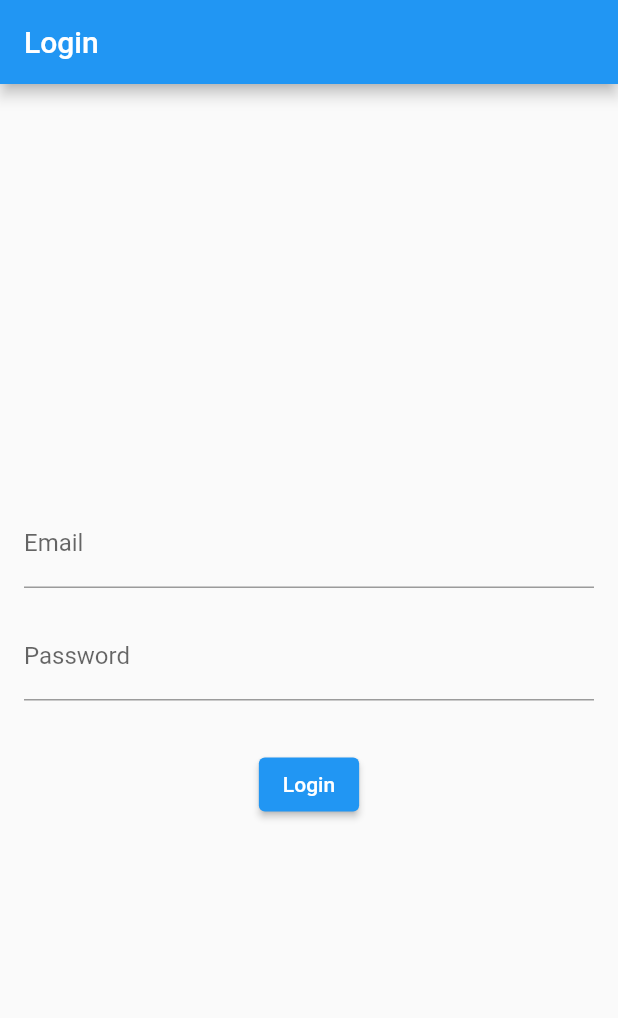
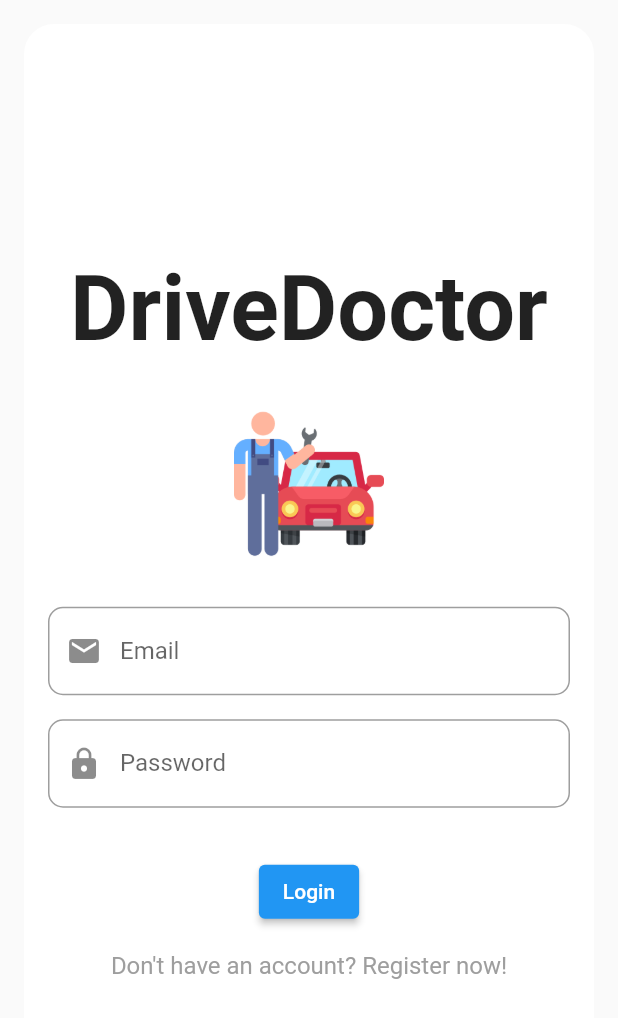
Before and after one commit to MobileApp-flutter/drivedoctor, a Flutter app: the screen it shows after launch, on a phone screen of 412 x 824 dp. Shown: the top 1018 px of the screen. Run offline on Flutter 3.47's test engine with Material 2 defaults, Android fonts, the light colour scheme and no system bars; our stand-ins replace firebase_auth, firebase_core, flutter_svg; accounts and stored records are empty.

Commit message:
updated login and main
Can login with firebase

```diff
--- a/lib/main.dart
+++ b/lib/main.dart
@@ -4,10 +4,12 @@ import 'package:firebase_auth/firebase_auth.dart';
 import 'package:firebase_core/firebase_core.dart';
 import 'package:flutter/material.dart';
 
+import 'firebase_options.dart';
+
 Future<void> main() async {
   // Initialize Firebase
   WidgetsFlutterBinding.ensureInitialized();
-  await Firebase.initializeApp();
+  await Firebase.initializeApp(options: DefaultFirebaseOptions.currentPlatform);
   runApp(MyApp());
 }
 
--- a/lib/screens/login/login.dart
+++ b/lib/screens/login/login.dart
@@ -59,37 +59,81 @@ class _LoginPageState extends State<LoginPage> {
   @override
   Widget build(BuildContext context) {
     return Scaffold(
-      appBar: AppBar(
-        title: const Text('Login'),
+      body: Container(
+        decoration: BoxDecoration(
+          borderRadius: BorderRadius.circular(20.0),
+          color: Colors.white,
         ),
-      body: Center(
-        child: _isLoading
-            ? const CircularProgressIndicator()
-            : Padding(
         padding: const EdgeInsets.all(16.0),
+        margin: const EdgeInsets.all(16.0),
+        child: Center(
+          child: SingleChildScrollView(
             child: Column(
               mainAxisAlignment: MainAxisAlignment.center,
               children: [
-                    TextField(
+                const Text(
+                  'DriveDoctor',
+                  style: TextStyle(
+                    fontSize: 60,
+                    fontWeight: FontWeight.bold,
+                  ),
+                ),
+                const SizedBox(height: 32.0),
+                Image.asset(
+                  'assets/garage.png',
+                  height: 100.0,
+                  width: 100.0,
+                ),
+                const SizedBox(height: 32.0),
+                TextFormField(
                   controller: _emailController,
                   decoration: InputDecoration(
                     labelText: 'Email',
+                    prefixIcon: Icon(Icons.email),
+                    border: OutlineInputBorder(
+                      borderRadius: BorderRadius.circular(10.0),
                     ),
                   ),
+                  validator: (value) {
+                    if (value == null || value.isEmpty) {
+                      return 'Please enter your email';
+                    }
+                    return null;
+                  },
+                ),
                 const SizedBox(height: 16.0),
-                    TextField(
+                TextFormField(
                   controller: _passwordController,
                   decoration: InputDecoration(
                     labelText: 'Password',
+                    prefixIcon: Icon(Icons.lock),
+                    border: OutlineInputBorder(
+                      borderRadius: BorderRadius.circular(10.0),
+                    ),
                   ),
                   obscureText: true,
+                  validator: (value) {
+                    if (value == null || value.isEmpty) {
+                      return 'Please enter your password';
+                    }
+                    return null;
+                  },
                 ),
                 const SizedBox(height: 32.0),
                 ElevatedButton(
                   onPressed: _login,
                   child: const Text('Login'),
                 ),
+                const SizedBox(height: 16.0),
+                const Text(
+                  "Don't have an account? Register now!",
+                  style: TextStyle(
+                    fontSize: 16.0,
+                    color: Colors.grey,
+                  ),
+                ),
               ],
+            ),
           ),
         ),
       ),
```
Lines whose indentation alone changed are shown as unchanged.
